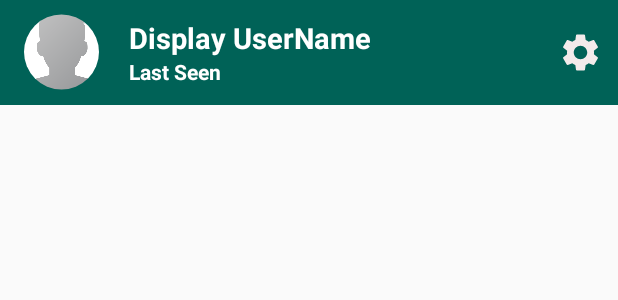
After one commit to mishra-abhii/ChatMates, an Android app: the layout custom_chat_bar.xml on its own in the app's theme, with its tools: preview values and no code run, on a phone screen of 412 x 824 dp. The commit adds this screen. Shown: the top 300 px of the screen. Run offline under Robolectric (Android 15) with nearby library versions, the phone set to English and light mode, and no system bars.

Commit message:
made various layouts needed for chat activity

```diff
--- a/app/src/main/AndroidManifest.xml
+++ b/app/src/main/AndroidManifest.xml
@@ -16,6 +16,9 @@
         android:supportsRtl="true"
         android:theme="@style/Theme.MyApplication"
         tools:targetApi="31">
+        <activity
+            android:name=".ChatActivity"
+            android:exported="false" />
         <activity
             android:name=".StatusActivity"
             android:exported="false" />
--- a/app/src/main/java/com/example/chatmates/Fragments/ChatFragment.java
+++ b/app/src/main/java/com/example/chatmates/Fragments/ChatFragment.java
@@ -16,6 +16,7 @@ import android.widget.ImageView;
 import android.widget.TextView;
 
 import com.bumptech.glide.Glide;
+import com.example.chatmates.ChatActivity;
 import com.example.chatmates.FindFriends;
 import com.example.chatmates.R;
 import com.example.chatmates.helper.Contacts;
--- a/app/src/main/java/com/example/chatmates/MainActivity.java
+++ b/app/src/main/java/com/example/chatmates/MainActivity.java
@@ -56,7 +56,7 @@ public class MainActivity extends AppCompatActivity {
             mainViewPager.setAdapter(tabAccessorAdapter);
             setSupportActionBar(toolbar);
             tabLayout.setupWithViewPager(mainViewPager);
-            getSupportActionBar().setTitle("Whatsapp");
+            getSupportActionBar().setTitle("ChatMates");
 
             RootRef = FirebaseDatabase.getInstance().getReference();
         }
--- /dev/null
+++ b/app/src/main/res/layout/custom_chat_bar.xml
@@ -0,0 +1,55 @@
+<?xml version="1.0" encoding="utf-8"?>
+<androidx.appcompat.widget.Toolbar xmlns:android="http://schemas.android.com/apk/res/android"
+    android:layout_width="match_parent"
+    android:background="@color/colorPrimary"
+    android:theme="@style/ThemeOverlay.AppCompat.Dark.ActionBar"
+    android:layout_height="70dp">
+    <de.hdodenhof.circleimageview.CircleImageView
+        android:layout_width="50dp"
+        android:cropToPadding="true"
+        android:layout_marginLeft="10dp"
+        android:src="@drawable/profile_image"
+        android:layout_alignParentStart="true"
+        android:layout_alignParentTop="true"
+        android:id="@+id/custom_profile_image"
+        android:layout_height="60dp">
+
+    </de.hdodenhof.circleimageview.CircleImageView>
+    <LinearLayout
+        android:layout_width="wrap_content"
+        android:layout_height="wrap_content"
+        android:orientation="vertical">
+        <TextView
+            android:id="@+id/custom_profile_name"
+            android:layout_width="wrap_content"
+            android:layout_height="wrap_content"
+            android:layout_marginStart="20dp"
+            android:layout_toEndOf="@+id/custom_profile_image"
+            android:text="Display UserName"
+            android:textColor="@android:color/background_light"
+            android:textSize="19sp"
+            android:textStyle="bold">
+
+        </TextView>
+
+        <TextView
+            android:id="@+id/custom_user_last_seen"
+            android:layout_width="wrap_content"
+            android:layout_height="wrap_content"
+            android:layout_below="@+id/custom_profile_name"
+            android:layout_marginStart="20dp"
+            android:text="Last Seen"
+            android:textColor="@android:color/background_light"
+            android:textSize="14sp"
+            android:textStyle="bold">
+
+        </TextView>
+    </LinearLayout>
+    <Button
+        android:id="@+id/contactsettings"
+        android:layout_width="30dp"
+        android:layout_height="30dp"
+        android:background="@drawable/ic_baseline_settings_24"
+        android:layout_gravity="end"
+        android:layout_marginEnd="10dp"/>
+</androidx.appcompat.widget.Toolbar>
```
Also changed, not shown: app/src/main/java/com/example/chatmates/ChatActivity.java (added, +14 -0 lines), app/src/main/res/drawable-v24/reciver_message_layout.xml (added, +108 -0 lines), app/src/main/res/drawable-v24/sender_message_layout.xml (added, +108 -0 lines), app/src/main/res/drawable-v24/shapebtn.xml (added, +13 -0 lines), app/src/main/res/layout/activity_chat.xml (added, +65 -0 lines), app/src/main/res/layout/message_layout.xml (added, +118 -0 lines), app/src/main/res/drawable-v24/chat_wallpaper.png (added), app/src/main/res/drawable-v24/send_message.png (added).
